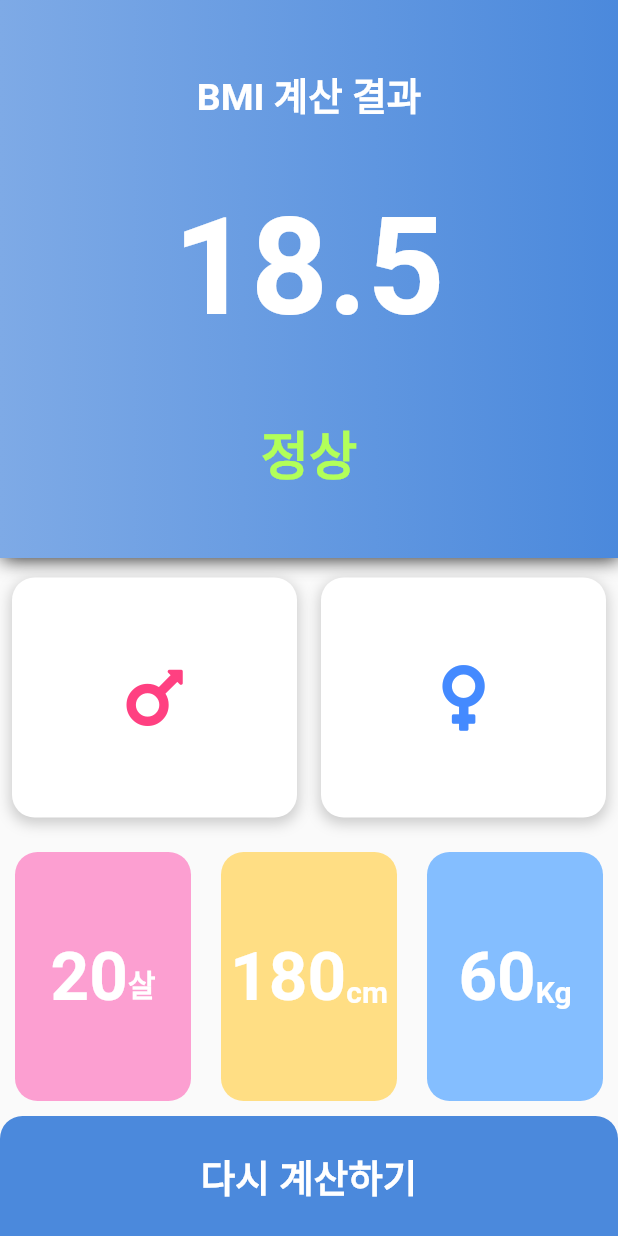
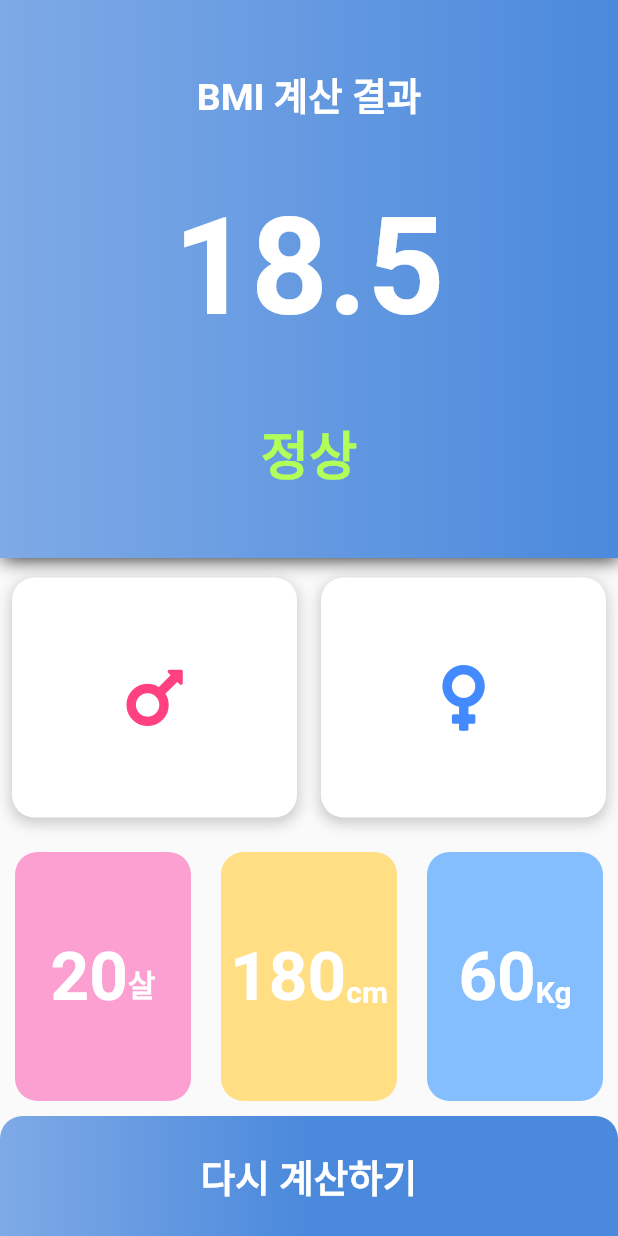
Before and after one commit to diebjackal/BMI_calculator, a Flutter app: the screen it shows after launch, after a tap on "계산하기", on a phone screen of 412 x 824 dp. Run offline on Flutter 3.47's test engine with Material 2 defaults, Android fonts, the phone set to English and light mode, and no system bars; our stand-ins replace font_awesome_flutter, toggle_switch.

Commit message:
[CHANGE] gradient
Bottom button change gradient color

```diff
--- a/bmi_calculator/lib/utility/colors.dart
+++ b/bmi_calculator/lib/utility/colors.dart
@@ -12,5 +12,4 @@ const AgeColors = Color(0xfffc9fd1);
 const heightColors = Color(0xffffde84);
 const weightColors = Color(0xff84beff);
 
-List<Color> colorList = [AgeColors, heightColors, weightColors];
 List<Color> iconColorList = [femaleColor, maleColor];
--- a/bmi_calculator/lib/utility/constants.dart
+++ b/bmi_calculator/lib/utility/constants.dart
@@ -1,6 +1,5 @@
 import 'package:flutter/material.dart';
 import 'package:font_awesome_flutter/font_awesome_flutter.dart';
-
 import 'colors.dart';
 
 const venusIcon = FontAwesomeIcons.venus;
@@ -61,7 +60,11 @@ Decoration informationDecoration() {
 // ignore: non_constant_identifier_names
 Decoration BottomButtonDecoration() {
   return BoxDecoration(
-    color: backgroundColor,
+    gradient: LinearGradient(
+      begin: Alignment.centerRight,
+      end: Alignment.centerLeft,
+      colors: [backgroundColor, backgroundColor, endBackgroundColor],
+    ),
     borderRadius: BorderRadius.only(
       topRight: Radius.circular(15.0),
       topLeft: Radius.circular(15.0),
```
Also changed, not shown: bmi_calculator/lib/screens/BMI_ResultPage.dart (+7 -2 lines).
